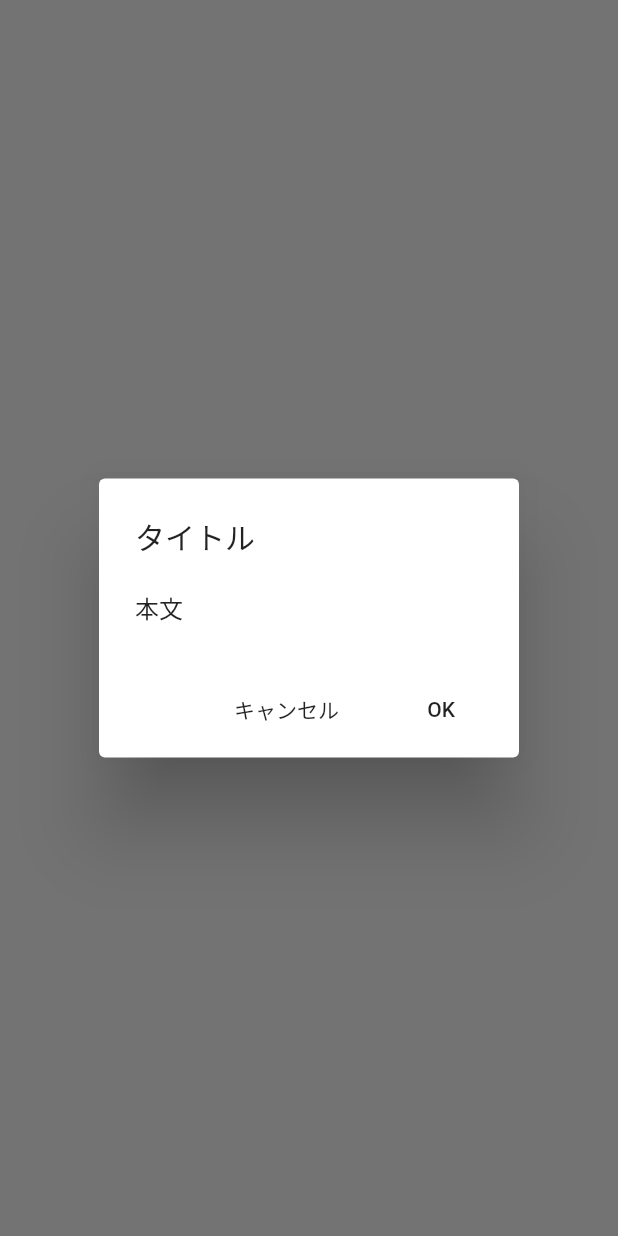
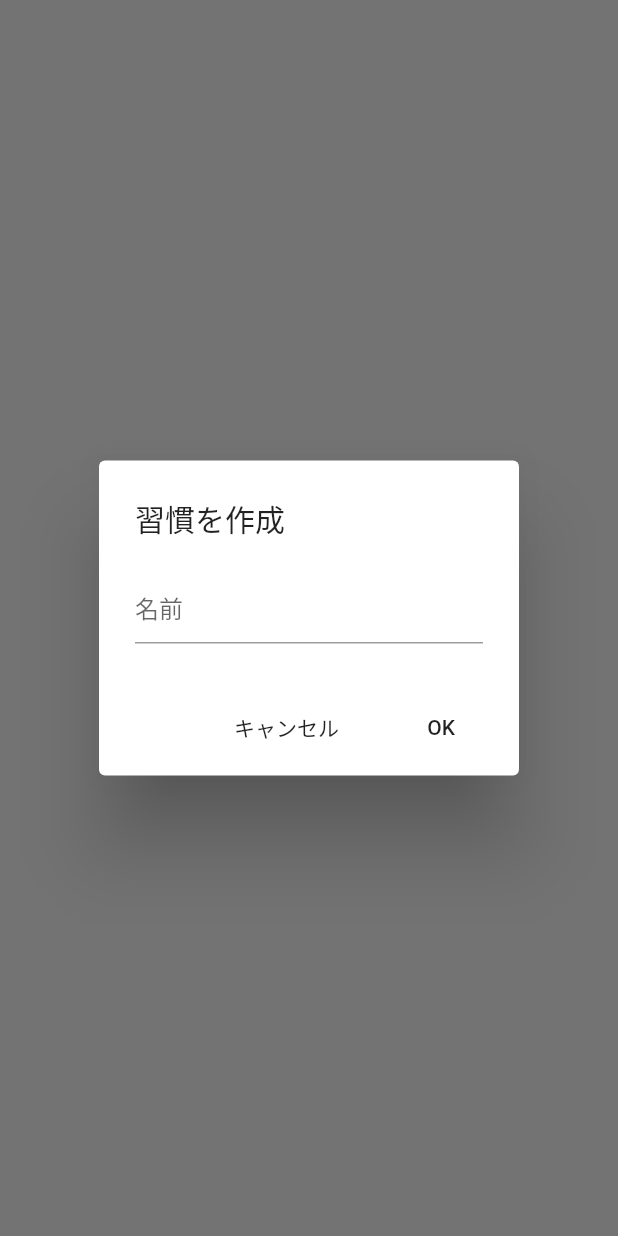
Before and after one commit to ShotaroOkada/practice_flutter, a Flutter app: what addHabitDialog() shows on an empty page, opened directly, on a phone screen of 412 x 824 dp. Run offline on Flutter 3.47's test engine with Material 2 defaults, Android fonts, the phone set to English and light mode, and no system bars.

Commit message:
classでdialog宣言, dialog内の入力値を取得

```diff
--- a/lib/components/addHabitDialog.dart
+++ b/lib/components/addHabitDialog.dart
@@ -6,11 +6,17 @@ enum _DialogActionType {
 }
 
 void addHabitDialog(BuildContext context) {
+  final myController = TextEditingController();
   showDialog(
     context: context,
     builder: (BuildContext context) => AlertDialog(
-          title: Text("タイトル"),
-          content: Text("本文"),
+          title: Text("習慣を作成"),
+          content: TextField(
+            controller: myController,
+            decoration: InputDecoration(
+                hintText: "名前",
+            ),
+          ),
           // ボタンの配置
           actions: <Widget>[
             FlatButton(
@@ -30,9 +36,11 @@ void addHabitDialog(BuildContext context) {
     switch (value) {
       case _DialogActionType.cancel:
         print("cancel...");
+        print(myController.text);
         break;
       case _DialogActionType.ok:
         print("OK!!");
+        print(myController.text);
         break;
       default:
         print("default");
```
Also changed, not shown: lib/components/AddHabit.dart (added, +62 -0 lines), lib/main.dart (+11 -8 lines).
